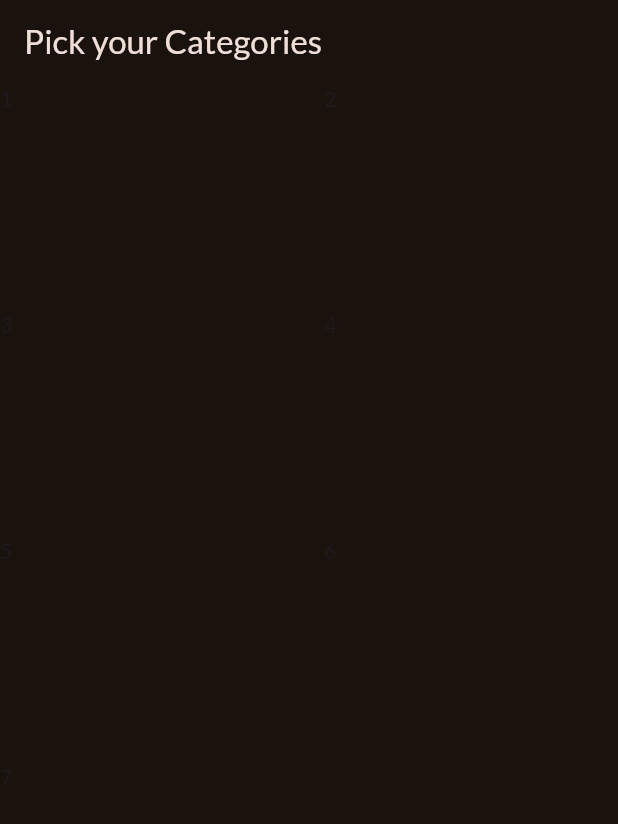
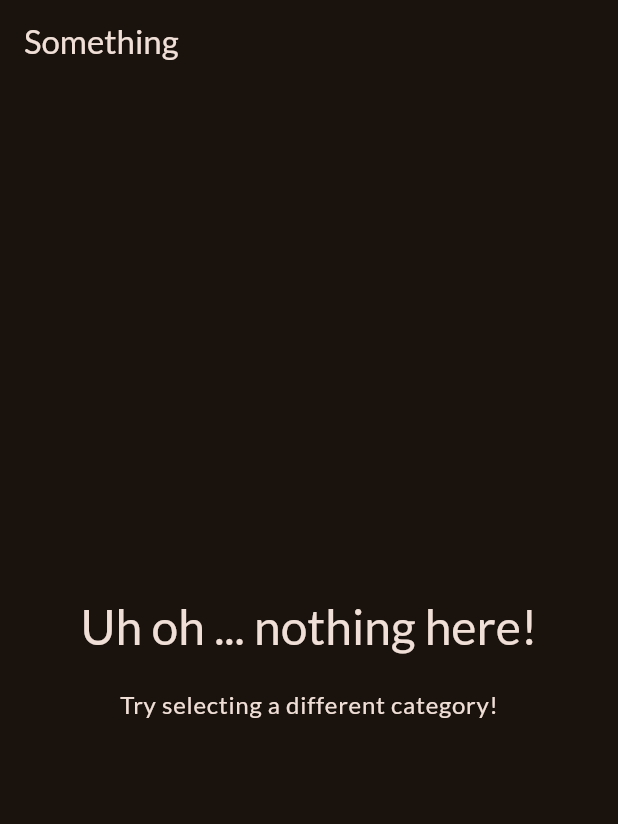
Before and after one commit to SyedZeeshanAijaz/mealsApp, a Flutter app: the screen it shows after launch, on a phone screen of 412 x 824 dp. Shown: the top 824 px of the screen. Run offline on Flutter 3.47's test engine with Material 3 defaults, Android fonts, the phone set to English and light mode, and no system bars; our stand-ins replace google_fonts.

Commit message:
Added Meals Data

```diff
--- a/lib/main.dart
+++ b/lib/main.dart
@@ -1,6 +1,8 @@
 import 'package:flutter/material.dart';
 import 'package:google_fonts/google_fonts.dart';
-import 'package:meals_app/categories.dart';
+import 'package:meals_app/screens/categories.dart';
+import 'package:meals_app/screens/meals_screen.dart';
+import 'data/dummy_data.dart';
 
 final theme = ThemeData(
   useMaterial3: true,
@@ -22,7 +24,7 @@ class App extends StatelessWidget {
   Widget build(BuildContext context) {
     return MaterialApp(
       theme: theme,
-      home: const CategoriesScreen(),
+      home: const MealsScreen(title: "Something", meals: []),
     );
   }
 }
--- /dev/null
+++ b/lib/models/category.dart
@@ -0,0 +1,9 @@
+import 'package:flutter/material.dart';
+
+class Category {
+  const Category(
+      {required this.id, required this.title, this.color = Colors.orange});
+  final String id;
+  final String title;
+  final Color color;
+}
--- /dev/null
+++ b/lib/models/meal.dart
@@ -0,0 +1,43 @@
+enum Complexity {
+  simple,
+  challenging,
+  hard,
+}
+
+enum Affordability {
+  affordable,
+  pricey,
+  luxurious,
+}
+
+class Meal {
+  const Meal({
+    required this.id,
+    required this.categories,
+    required this.title,
+    required this.imageUrl,
+    required this.ingredients,
+    required this.steps,
+    required this.duration,
+    required this.complexity,
+    required this.affordability,
+    required this.isGlutenFree,
+    required this.isLactoseFree,
+    required this.isVegan,
+    required this.isVegetarian,
+  });
+
+  final String id;
+  final List<String> categories;
+  final String title;
+  final String imageUrl;
+  final List<String> ingredients;
+  final List<String> steps;
+  final int duration;
+  final Complexity complexity;
+  final Affordability affordability;
+  final bool isGlutenFree;
+  final bool isLactoseFree;
+  final bool isVegan;
+  final bool isVegetarian;
+}
--- a/lib/categories.dart
+++ b/lib/screens/categories.dart
@@ -1,4 +1,6 @@
 import 'package:flutter/material.dart';
+import '../widgets/categories_grid_item.dart';
+import '../data/dummy_data.dart';
 
 class CategoriesScreen extends StatelessWidget {
   const CategoriesScreen({super.key});
@@ -7,23 +9,20 @@ class CategoriesScreen extends StatelessWidget {
   Widget build(BuildContext context) {
     return Scaffold(
       appBar: AppBar(
+        centerTitle: true,
         title: const Text('Pick your Categories'),
       ),
       body: GridView(
+        padding: const EdgeInsets.all(24),
         gridDelegate: const SliverGridDelegateWithFixedCrossAxisCount(
           crossAxisCount: 2,
           childAspectRatio: 3 / 2,
           crossAxisSpacing: 20,
           mainAxisSpacing: 20,
         ),
-        children: const [
-          Text('1'),
-          Text('2'),
-          Text('3'),
-          Text('4'),
-          Text('5'),
-          Text('6'),
-          Text('7'),
+        children: [
+          for (final category in availableCategories)
+            CategoryGridItem(category: category),
         ],
       ),
     );
--- /dev/null
+++ b/lib/screens/meals_screen.dart
@@ -0,0 +1,55 @@
+import 'package:flutter/material.dart';
+import 'package:meals_app/models/meal.dart';
+
+class MealsScreen extends StatelessWidget {
+  const MealsScreen({super.key, required this.title, required this.meals});
+  final String title;
+  final List<Meal> meals;
+
+  @override
+  Widget build(BuildContext context) {
+    Widget content = Center(
+      child: Column(
+        mainAxisSize: MainAxisSize.min,
+        children: [
+          Text(
+            "Uh oh ... nothing here!",
+            style: Theme.of(context)
+                .textTheme
+                .headlineLarge!
+                .copyWith(color: Theme.of(context).colorScheme.onBackground),
+          ),
+          const SizedBox(
+            height: 20,
+          ),
+          Text(
+            "Try selecting a different category!",
+            style: Theme.of(context)
+                .textTheme
+                .bodyLarge!
+                .copyWith(color: Theme.of(context).colorScheme.onBackground),
+          ),
+        ],
+      ),
+    );
+    if (meals.isNotEmpty) {
+      content = ListView.builder(
+        itemCount: meals.length,
+        itemBuilder: (context, index) {
+          return ListTile(
+            title: Text(meals[index].title),
+          );
+        },
+      );
+    }
+
+    return Scaffold(
+      appBar: AppBar(
+        title: Text(title),
+      ),
+      body: SizedBox(
+        child: content,
+      ),
+    );
+  }
+}
--- a/pubspec.yaml
+++ b/pubspec.yaml
@@ -46,7 +46,7 @@ dev_dependencies:
   # activated in the `analysis_options.yaml` file located at the root of your
   # package. See that file for information about deactivating specific lint
   # rules and activating additional ones.
-  flutter_lints: ^2.0.0
+  flutter_lints: ^3.0.1
 
 # For information on the generic Dart part of this file, see the
 # following page: https://dart.dev/tools/pub/pubspec
```
Also changed, not shown: lib/data/dummy_data.dart (added, +409 -0 lines), lib/widgets/categories_grid_item.dart (added, +35 -0 lines), pubspec.lock.
